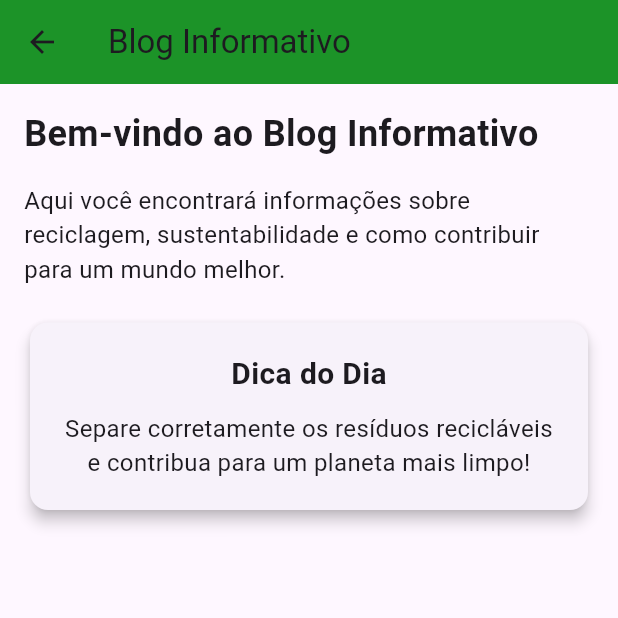
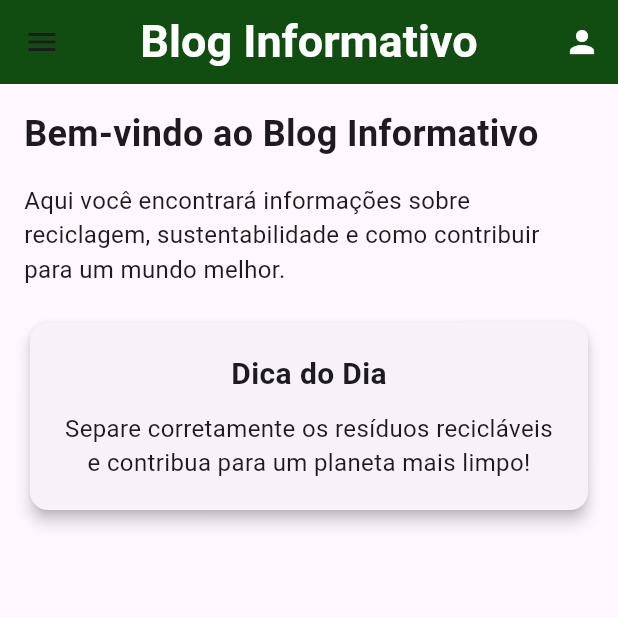
Before and after one commit to AndreRibeiroRodrigues/Recicle_me, a Flutter app: the Dashboard screen opened directly, after a tap on "Ir para Recompensas", on a phone screen of 412 x 824 dp, the top half of it. Run offline on Flutter 3.47's test engine with Material 3 defaults, Android fonts, the light colour scheme and no system bars.

Commit message:
29051926

```diff
--- a/lib/components/DrawerSimple.dart
+++ b/lib/components/DrawerSimple.dart
@@ -1,5 +1,6 @@
 import 'package:flutter/material.dart';
 import 'package:recicle_me/scr/Loginpages/Dashboard.dart';
+import 'package:recicle_me/scr/Loginpages/blogInformativo.dart';
 import 'package:recicle_me/scr/Loginpages/rewardPage.dart';
 
 Drawer getDrawerSimple(BuildContext context) {
@@ -44,6 +45,17 @@ Drawer getDrawerSimple(BuildContext context) {
           },
         ),
         ListTile(
+          leading: Icon(Icons.redeem, color: Colors.white),
+          title: Text('Blog Informativo', style: TextStyle(color: Colors.white)),
+          onTap: () {
+            // Action for rewards
+            Navigator.push(
+              context,
+              MaterialPageRoute(builder: (context) => const Bloginformativo()),
+            );
+          },
+        ),
+        ListTile(
           leading: Icon(Icons.settings, color: Colors.white),
           title: Text('Configurações', style: TextStyle(color: Colors.white)),
           onTap: () {
--- a/lib/main.dart
+++ b/lib/main.dart
@@ -2,5 +2,6 @@ import 'package:flutter/material.dart';
 import 'package:recicle_me/scr/myApp.dart';
 
 void main() {
+
   runApp(const MyApp());
 }
--- a/lib/scr/Loginpages/blogInformativo.dart
+++ b/lib/scr/Loginpages/blogInformativo.dart
@@ -1,4 +1,6 @@
 import 'package:flutter/material.dart';
+import 'package:recicle_me/components/AppbarSimple.dart';
+import 'package:recicle_me/components/DrawerSimple.dart';
 
 class Bloginformativo extends StatelessWidget {
   const Bloginformativo({super.key});
@@ -6,10 +8,8 @@ class Bloginformativo extends StatelessWidget {
   @override
   Widget build(BuildContext context) {
     return  Scaffold(
-      appBar: AppBar(
-        title: const Text('Blog Informativo'),
-        backgroundColor: const Color(0xff1C9328),
-      ),
+      appBar: getAppBarSimple(context, 'Blog Informativo'),
+      drawer: getDrawerSimple(context),
       body: SingleChildScrollView(
         padding: const EdgeInsets.all(16.0),
         child: Column(
```
Also changed, not shown: lib/scr/Loginpages/rewardPage.dart (+4 -3 lines).
